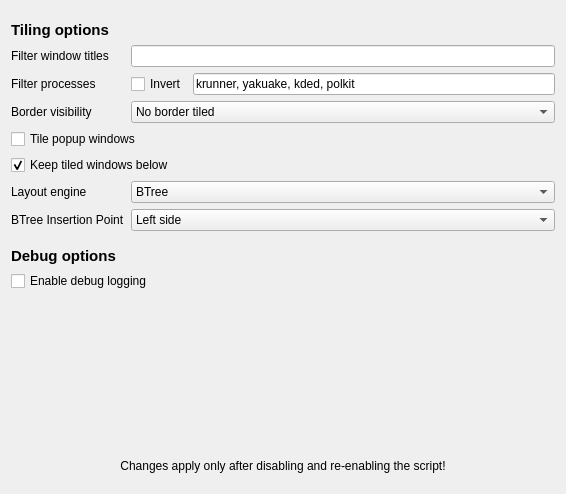
Above: res/config.ui from zeroxoneafour/polonium before the change. Below: the same form after it.
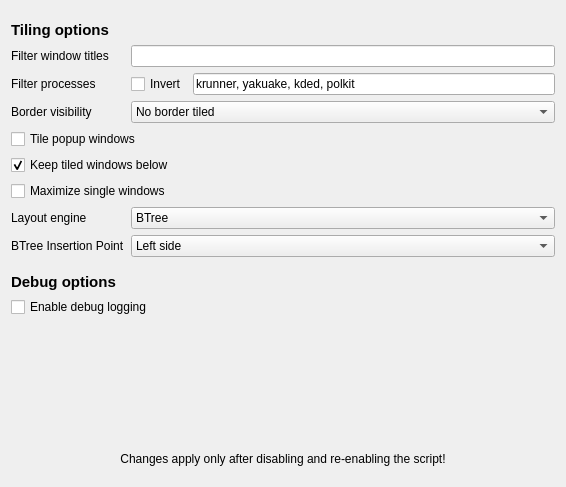
That is the form after the change.

Commit message: maximize solo windows

Diff of the .ui file:
```diff
--- a/res/config.ui
+++ b/res/config.ui
@@ -7,68 +7,13 @@
     <x>0</x>
     <y>0</y>
     <width>566</width>
-    <height>494</height>
+    <height>487</height>
    </rect>
   </property>
   <property name="windowTitle">
    <string>Polonium</string>
   </property>
   <layout class="QGridLayout" name="gridLayout">
-   <item row="20" column="0" colspan="2">
-    <spacer name="verticalSpacer">
-     <property name="orientation">
-      <enum>Qt::Vertical</enum>
-     </property>
-     <property name="sizeHint" stdset="0">
-      <size>
-       <width>20</width>
-       <height>40</height>
-      </size>
-     </property>
-    </spacer>
-   </item>
-   <item row="19" column="0" colspan="2">
-    <spacer name="verticalSpacer_5">
-     <property name="orientation">
-      <enum>Qt::Vertical</enum>
-     </property>
-     <property name="sizeType">
-      <enum>QSizePolicy::Fixed</enum>
-     </property>
-     <property name="sizeHint" stdset="0">
-      <size>
-       <width>0</width>
-       <height>10</height>
-      </size>
-     </property>
-    </spacer>
-   </item>
-   <item row="21" column="0" colspan="2">
-    <widget class="QLabel" name="label">
-     <property name="text">
-      <string>Changes apply only after disabling and re-enabling the script!</string>
-     </property>
-     <property name="alignment">
-      <set>Qt::AlignCenter</set>
-     </property>
-    </widget>
-   </item>
-   <item row="15" column="0" colspan="2">
-    <spacer name="verticalSpacer_3">
-     <property name="orientation">
-      <enum>Qt::Vertical</enum>
-     </property>
-     <property name="sizeType">
-      <enum>QSizePolicy::Fixed</enum>
-     </property>
-     <property name="sizeHint" stdset="0">
-      <size>
-       <width>0</width>
-       <height>10</height>
-      </size>
-     </property>
-    </spacer>
-   </item>
    <item row="8" column="0">
     <widget class="QLabel" name="label_2">
      <property name="text">
@@ -76,8 +21,22 @@
      </property>
     </widget>
    </item>
-   <item row="22" column="0" colspan="2">
-    <spacer name="verticalSpacer_4">
+   <item row="2" column="0" colspan="2">
+    <widget class="QLabel" name="label_6">
+     <property name="font">
+      <font>
+       <pointsize>11</pointsize>
+       <weight>75</weight>
+       <bold>true</bold>
+      </font>
+     </property>
+     <property name="text">
+      <string>Tiling options</string>
+     </property>
+    </widget>
+   </item>
+   <item row="0" column="0" colspan="2">
+    <spacer name="verticalSpacer_2">
      <property name="orientation">
       <enum>Qt::Vertical</enum>
      </property>
@@ -92,7 +51,28 @@
      </property>
     </spacer>
    </item>
-   <item row="13" column="1">
+   <item row="6" column="0">
+    <widget class="QLabel" name="label_8">
+     <property name="text">
+      <string>Filter window titles</string>
+     </property>
+    </widget>
+   </item>
+   <item row="22" column="0">
+    <widget class="QLabel" name="label_7">
+     <property name="text">
+      <string>BTree Insertion Point</string>
+     </property>
+    </widget>
+   </item>
+   <item row="16" column="0" colspan="2">
+    <widget class="QCheckBox" name="kcfg_MaximizeSingle">
+     <property name="text">
+      <string>Maximize single windows</string>
+     </property>
+    </widget>
+   </item>
+   <item row="22" column="1">
     <widget class="QComboBox" name="kcfg_BTreeInsertionPoint">
      <property name="toolTip">
       <string>Select where in the binary tree representation of the window layout new windows are placed.
@@ -116,32 +96,6 @@
      </item>
     </widget>
    </item>
-   <item row="0" column="0" colspan="2">
-    <spacer name="verticalSpacer_2">
-     <property name="orientation">
-      <enum>Qt::Vertical</enum>
-     </property>
-     <property name="sizeType">
-      <enum>QSizePolicy::Fixed</enum>
-     </property>
-     <property name="sizeHint" stdset="0">
-      <size>
-       <width>0</width>
-       <height>10</height>
-      </size>
-     </property>
-    </spacer>
-   </item>
-   <item row="10" column="0" colspan="2">
-    <widget class="QCheckBox" name="kcfg_TilePopups">
-     <property name="toolTip">
-      <string>&lt;html&gt;&lt;head/&gt;&lt;body&gt;&lt;p&gt;Tile popup/placeholder windows or not&lt;/p&gt;&lt;/body&gt;&lt;/html&gt;</string>
-     </property>
-     <property name="text">
-      <string>Tile popup windows</string>
-     </property>
-    </widget>
-   </item>
    <item row="6" column="1">
     <widget class="QLineEdit" name="kcfg_FilterClientCaption">
      <property name="toolTip">
@@ -153,21 +107,33 @@
      </property>
     </widget>
    </item>
-   <item row="6" column="0">
-    <widget class="QLabel" name="label_8">
-     <property name="text">
-      <string>Filter window titles</string>
+   <item row="24" column="0" colspan="2">
+    <spacer name="verticalSpacer_3">
+     <property name="orientation">
+      <enum>Qt::Vertical</enum>
      </property>
-    </widget>
+     <property name="sizeType">
+      <enum>QSizePolicy::Fixed</enum>
+     </property>
+     <property name="sizeHint" stdset="0">
+      <size>
+       <width>0</width>
+       <height>10</height>
+      </size>
+     </property>
+    </spacer>
    </item>
-   <item row="12" column="0">
-    <widget class="QLabel" name="label_4">
+   <item row="11" column="0" colspan="2">
+    <widget class="QCheckBox" name="kcfg_TilePopups">
+     <property name="toolTip">
+      <string>&lt;html&gt;&lt;head/&gt;&lt;body&gt;&lt;p&gt;Tile popup/placeholder windows or not&lt;/p&gt;&lt;/body&gt;&lt;/html&gt;</string>
+     </property>
      <property name="text">
-      <string>Layout engine</string>
+      <string>Tile popup windows</string>
      </property>
     </widget>
    </item>
-   <item row="17" column="0" colspan="2">
+   <item row="26" column="0" colspan="2">
     <widget class="QCheckBox" name="kcfg_Debug">
      <property name="toolTip">
       <string>&lt;html&gt;&lt;head/&gt;&lt;body&gt;&lt;p&gt;Spams your user journal&lt;/p&gt;&lt;/body&gt;&lt;/html&gt;</string>
@@ -177,16 +143,75 @@
      </property>
     </widget>
    </item>
-   <item row="11" column="0" colspan="2">
-    <widget class="QCheckBox" name="kcfg_KeepTiledBelow">
+   <item row="28" column="0" colspan="2">
+    <spacer name="verticalSpacer_5">
+     <property name="orientation">
+      <enum>Qt::Vertical</enum>
+     </property>
+     <property name="sizeType">
+      <enum>QSizePolicy::Fixed</enum>
+     </property>
+     <property name="sizeHint" stdset="0">
+      <size>
+       <width>0</width>
+       <height>10</height>
+      </size>
+     </property>
+    </spacer>
+   </item>
+   <item row="21" column="0">
+    <widget class="QLabel" name="label_4">
      <property name="text">
-      <string>Keep tiled windows below</string>
+      <string>Layout engine</string>
      </property>
-     <property name="checked">
-      <bool>true</bool>
+    </widget>
+   </item>
+   <item row="32" column="0" colspan="2">
+    <spacer name="verticalSpacer_4">
+     <property name="orientation">
+      <enum>Qt::Vertical</enum>
      </property>
+     <property name="sizeType">
+      <enum>QSizePolicy::Fixed</enum>
+     </property>
+     <property name="sizeHint" stdset="0">
+      <size>
+       <width>0</width>
+       <height>10</height>
+      </size>
+     </property>
+    </spacer>
+   </item>
+   <item row="9" column="0">
+    <widget class="QLabel" name="label_3">
+     <property name="text">
+      <string>Border visibility</string>
+     </property>
     </widget>
    </item>
+   <item row="31" column="0" colspan="2">
+    <widget class="QLabel" name="label">
+     <property name="text">
+      <string>Changes apply only after disabling and re-enabling the script!</string>
+     </property>
+     <property name="alignment">
+      <set>Qt::AlignCenter</set>
+     </property>
+    </widget>
+   </item>
+   <item row="29" column="0" colspan="2">
+    <spacer name="verticalSpacer">
+     <property name="orientation">
+      <enum>Qt::Vertical</enum>
+     </property>
+     <property name="sizeHint" stdset="0">
+      <size>
+       <width>20</width>
+       <height>40</height>
+      </size>
+     </property>
+    </spacer>
+   </item>
    <item row="9" column="1">
     <widget class="QComboBox" name="kcfg_Borders">
      <property name="toolTip">
@@ -217,82 +242,6 @@
      </item>
     </widget>
    </item>
-   <item row="2" column="0" colspan="2">
-    <widget class="QLabel" name="label_6">
-     <property name="font">
-      <font>
-       <pointsize>11</pointsize>
-       <bold>true</bold>
-      </font>
-     </property>
-     <property name="text">
-      <string>Tiling options</string>
-     </property>
-    </widget>
-   </item>
-   <item row="16" column="0" colspan="2">
-    <widget class="QLabel" name="label_5">
-     <property name="sizePolicy">
-      <sizepolicy hsizetype="Preferred" vsizetype="Preferred">
-       <horstretch>0</horstretch>
-       <verstretch>0</verstretch>
-      </sizepolicy>
-     </property>
-     <property name="font">
-      <font>
-       <pointsize>11</pointsize>
-       <bold>true</bold>
-      </font>
-     </property>
-     <property name="text">
-      <string>Debug options</string>
-     </property>
-    </widget>
-   </item>
-   <item row="12" column="1">
-    <widget class="QComboBox" name="kcfg_DefaultEngine">
-     <property name="toolTip">
-      <string>&lt;html&gt;&lt;head/&gt;&lt;body&gt;&lt;p&gt;Select which default layout engine to use&lt;/p&gt;&lt;/body&gt;&lt;/html&gt;</string>
-     </property>
-     <property name="currentIndex">
-      <number>0</number>
-     </property>
-     <item>
-      <property name="text">
-       <string>BTree</string>
-      </property>
-     </item>
-     <item>
-      <property name="text">
-       <string>Half</string>
-      </property>
-     </item>
-     <item>
-      <property name="text">
-       <string>Three Column</string>
-      </property>
-     </item>
-     <item>
-      <property name="text">
-       <string>KWin</string>
-      </property>
-     </item>
-    </widget>
-   </item>
-   <item row="9" column="0">
-    <widget class="QLabel" name="label_3">
-     <property name="text">
-      <string>Border visibility</string>
-     </property>
-    </widget>
-   </item>
-   <item row="13" column="0">
-    <widget class="QLabel" name="label_7">
-     <property name="text">
-      <string>BTree Insertion Point</string>
-     </property>
-    </widget>
-   </item>
    <item row="8" column="1">
     <layout class="QHBoxLayout" name="horizontalLayout">
      <item>
@@ -327,6 +276,66 @@
      </item>
     </layout>
    </item>
+   <item row="15" column="0" colspan="2">
+    <widget class="QCheckBox" name="kcfg_KeepTiledBelow">
+     <property name="text">
+      <string>Keep tiled windows below</string>
+     </property>
+     <property name="checked">
+      <bool>true</bool>
+     </property>
+    </widget>
+   </item>
+   <item row="25" column="0" colspan="2">
+    <widget class="QLabel" name="label_5">
+     <property name="sizePolicy">
+      <sizepolicy hsizetype="Preferred" vsizetype="Preferred">
+       <horstretch>0</horstretch>
+       <verstretch>0</verstretch>
+      </sizepolicy>
+     </property>
+     <property name="font">
+      <font>
+       <pointsize>11</pointsize>
+       <weight>75</weight>
+       <bold>true</bold>
+      </font>
+     </property>
+     <property name="text">
+      <string>Debug options</string>
+     </property>
+    </widget>
+   </item>
+   <item row="21" column="1">
+    <widget class="QComboBox" name="kcfg_DefaultEngine">
+     <property name="toolTip">
+      <string>&lt;html&gt;&lt;head/&gt;&lt;body&gt;&lt;p&gt;Select which default layout engine to use&lt;/p&gt;&lt;/body&gt;&lt;/html&gt;</string>
+     </property>
+     <property name="currentIndex">
+      <number>0</number>
+     </property>
+     <item>
+      <property name="text">
+       <string>BTree</string>
+      </property>
+     </item>
+     <item>
+      <property name="text">
+       <string>Half</string>
+      </property>
+     </item>
+     <item>
+      <property name="text">
+       <string>Three Column</string>
+      </property>
+     </item>
+     <item>
+      <property name="text">
+       <string>KWin</string>
+      </property>
+     </item>
+    </widget>
+   </item>
   </layout>
  </widget>
  <resources/>
```
The commit also changes 5 other files.
